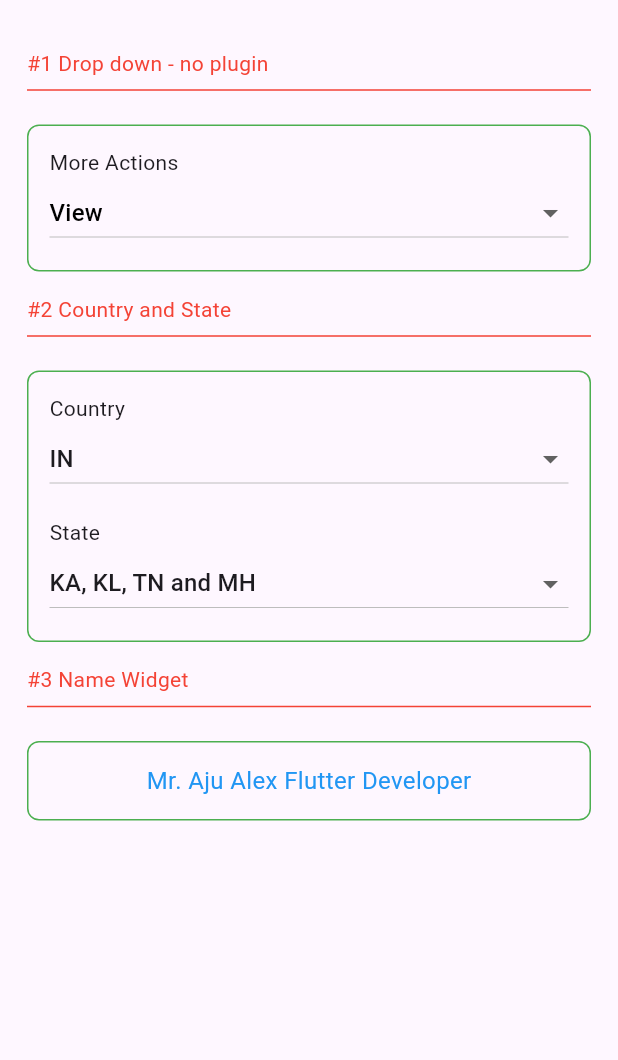
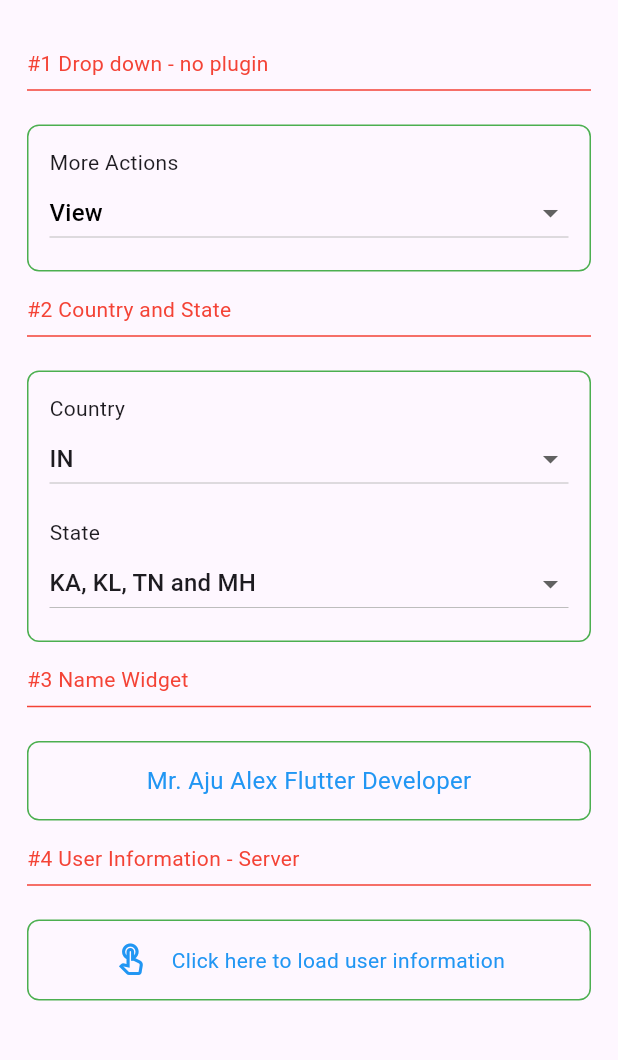
Before and after one commit to AjuAlex66/tripleD, a Flutter app: the screen it shows after launch, on a phone screen of 412 x 824 dp, the part 63-1123 px from its top. Run offline on Flutter 3.47's test engine with Material 3 defaults, Android fonts, the phone set to English and light mode, and no system bars; our stand-ins replace flutter_bloc, fluttertoast; Roboto replaces fonts that are missing (Sedan).

Commit message:
task 4 compled - in this commit, we call an api to fecth user data, and shows them byt he requirement given. we bloc state management to manage the state and http package used for api call.

```diff
--- a/lib/bloc/mainbloc.dart
+++ b/lib/bloc/mainbloc.dart
@@ -1,9 +1,54 @@
+import 'dart:async';
+import 'dart:math';
+
 import 'package:flutter_bloc/flutter_bloc.dart';
+import 'package:tripled/model/profilemodel.dart';
+import 'package:tripled/utils/helper.dart';
+import 'package:tripled/utils/initializer.dart';
+import 'package:tripled/utils/misc.dart';
+import 'package:tripled/utils/serverhelper.dart';
 
 class MainBloc extends Bloc<MainEvent, MainState> {
-  MainBloc() : super(MainState());
+   final Random random = Random();
+  MainBloc() : super(MainState()) {
+    on<GetRandomProfile>(getRandomProfile);
+  }
+
+  Future<FutureOr<void>> getRandomProfile(
+      GetRandomProfile event, Emitter<MainState> emit) async {
+    try {
+      emit(LoadingUserInformation());
+      Initializer.profileModel = ProfileModel.fromJson(
+          await ServerHelper.get(
+              'https://reqres.in/api/users/${random.nextInt(6)}'));
+      if (!Misc.isEmpty(Initializer.profileModel)) {
+        emit(ProfileFetched(profileModel: Initializer.profileModel));
+      } else {
+        emit(PorfileNotFetched());
+      }
+    } catch (e) {
+      emit(SomethingWrong());
+      Helper.showLog('Something went wrong -- $e');
+    }
+  }
 }
 
 class MainEvent {}
 
 class MainState {}
+
+class GetRandomProfile extends MainEvent {
+  final int? userId;
+  GetRandomProfile({required this.userId});
+}
+
+class SomethingWrong extends MainState {}
+
+class LoadingUserInformation extends MainState {}
+
+class ProfileFetched extends MainState {
+  final ProfileModel? profileModel;
+  ProfileFetched({required this.profileModel});
+}
+
+class PorfileNotFetched extends MainState {}
--- a/lib/tripledhome.dart
+++ b/lib/tripledhome.dart
@@ -1,6 +1,10 @@
+import 'package:flutter/cupertino.dart';
 import 'package:flutter/material.dart';
+import 'package:flutter_bloc/flutter_bloc.dart';
 import 'package:provider/provider.dart';
+import 'package:tripled/bloc/mainbloc.dart';
 import 'package:tripled/common/displayname.dart';
+import 'package:tripled/common/profileinfo.dart';
 import 'package:tripled/common/roundedcontainer.dart';
 import 'package:tripled/utils/changerclass.dart';
 import 'package:tripled/utils/helper.dart';
@@ -118,6 +122,108 @@ class TripleDHome extends StatelessWidget {
                 suffix: "Flutter Developer"),
           ]),
           //-------------------------------------------------------
+          //task 4
+          RoundedContainer(
+            title: "#4 User Information - Server",
+            children: [
+              BlocBuilder<MainBloc, MainState>(
+                  buildWhen: (previous, current) =>
+                      current is LoadingUserInformation ||
+                      current is ProfileFetched ||
+                      current is PorfileNotFetched ||
+                      current is SomethingWrong,
+                  builder: (context, state) {
+                    if (state is LoadingUserInformation) {
+                      return Row(
+                        mainAxisAlignment: MainAxisAlignment.center,
+                        mainAxisSize: MainAxisSize.max,
+                        crossAxisAlignment: CrossAxisAlignment.center,
+                        children: [
+                          const CupertinoActivityIndicator(color: Colors.blue),
+                          Helper.allowWidth(15),
+                          const Text(
+                            "Loading...",
+                            style: TextStyle(color: Colors.blue),
+                          ),
+                        ],
+                      );
+                    }
+                    if (state is ProfileFetched) {
+                      return ProfileInfo(
+                        firstName: state.profileModel!.data!.firstName!,
+                        lastName: state.profileModel!.data!.lastName!,
+                        image: state.profileModel!.data!.avatar,
+                        email: state.profileModel!.data!.email,
+                      );
+                    }
+                    if (state is PorfileNotFetched) {
+                      return Row(
+                        mainAxisAlignment: MainAxisAlignment.center,
+                        mainAxisSize: MainAxisSize.max,
+                        crossAxisAlignment: CrossAxisAlignment.center,
+                        children: [
+                          const Icon(
+                            Icons.touch_app_outlined,
+                            color: Colors.blue,
+                          ),
+                          Helper.allowWidth(15),
+                          const Text(
+                            "Click here to load user information",
+                            style: TextStyle(color: Colors.blue),
+                          ),
+                        ],
+                      );
+                    }
+
+                    if (state is SomethingWrong) {
+                      return InkWell(
+                        onTap: () => context
+                            .read<MainBloc>()
+                            .add(GetRandomProfile(userId: 1)),
+                        child: Row(
+                          mainAxisAlignment: MainAxisAlignment.center,
+                          mainAxisSize: MainAxisSize.max,
+                          crossAxisAlignment: CrossAxisAlignment.center,
+                          children: [
+                            const Icon(
+                              Icons.error,
+                              color: Colors.blue,
+                            ),
+                            Helper.allowWidth(15),
+                            const Text(
+                              "Something went wrong",
+                              style: TextStyle(color: Colors.blue),
+                            ),
+                          ],
+                        ),
+                      );
+                    }
+
+                    return InkWell(
+                      onTap: () => context
+                          .read<MainBloc>()
+                          .add(GetRandomProfile(userId: 1)),
+                      child: Row(
+                        mainAxisAlignment: MainAxisAlignment.center,
+                        mainAxisSize: MainAxisSize.max,
+                        crossAxisAlignment: CrossAxisAlignment.center,
+                        children: [
+                          const Icon(
+                            Icons.touch_app_outlined,
+                            color: Colors.blue,
+                          ),
+                          Helper.allowWidth(15),
+                          const Text(
+                            "Click here to load user information",
+                            style: TextStyle(color: Colors.blue),
+                          ),
+                        ],
+                      ),
+                    );
+                  })
+            ],
+          ),
+          //-------------------------------------------------------
         ],
       ),
     );
--- a/lib/utils/initializer.dart
+++ b/lib/utils/initializer.dart
@@ -1,3 +1,5 @@
+import 'package:tripled/model/profilemodel.dart';
+
 class Initializer {
   static String? tripleDropValue = 'View', tripleCountry = 'IN';
   static List<String> tripleDropList = ['View', 'Edit', 'Send', 'Delete'];
@@ -6,4 +8,6 @@ class Initializer {
     {"country": "US", "states": "AL, DE and GA", "selected": false},
     {"country": "CA", "states": "ON, QC and BC", "selected": false},
   ];
+
+   static ProfileModel profileModel = ProfileModel();
 }
--- a/pubspec.yaml
+++ b/pubspec.yaml
@@ -18,6 +18,7 @@ dependencies:
   provider: ^6.1.2
   fluttertoast: ^8.2.5
   hexcolor: ^3.0.1
+  http: ^1.2.1
 
 dev_dependencies:
   flutter_test:
```
Also changed, not shown: lib/common/profileinfo.dart (added, +38 -0 lines), lib/model/profilemodel.dart (added, +70 -0 lines), lib/utils/serverhelper.dart (added, +27 -0 lines), pubspec.lock.
